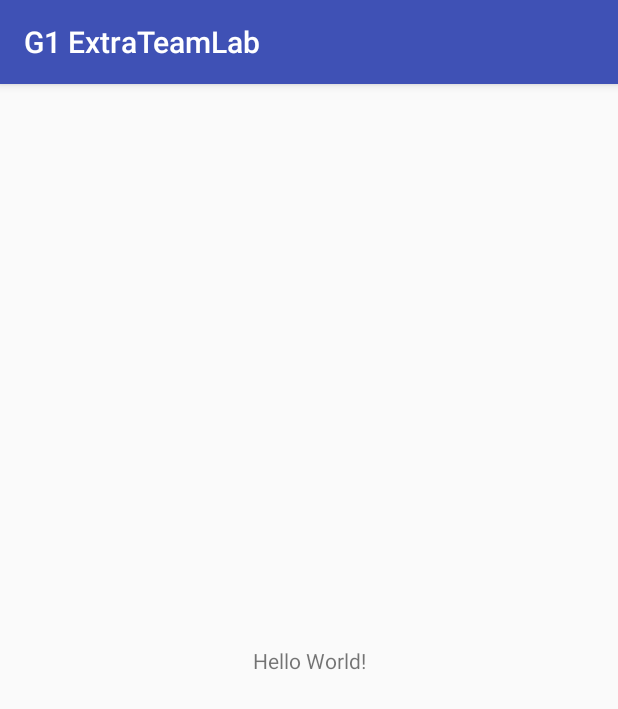
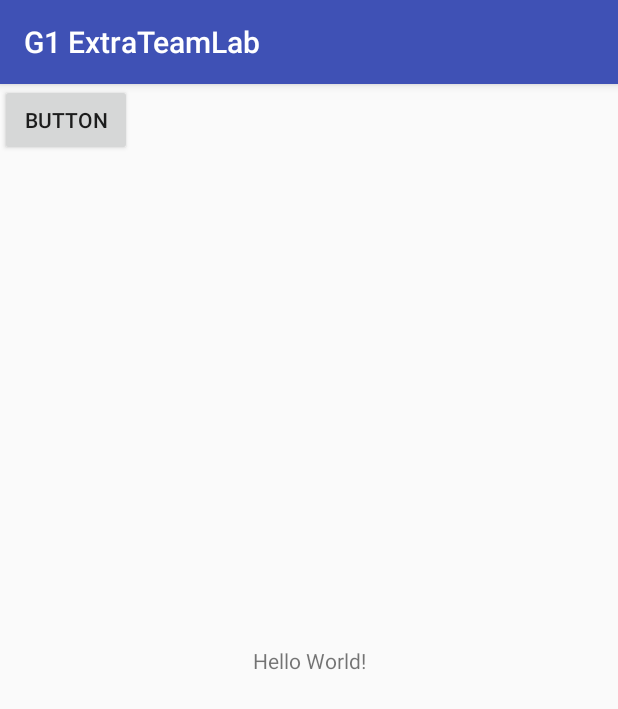
Before and after one commit to funsunac/Playground, an Android app: the screen it shows after launch (MainActivity), on a phone screen of 412 x 824 dp. Shown: the top 709 px of the screen. Run offline under Robolectric (Android 15) with nearby library versions, the phone set to English and light mode, and no system bars.

Commit message:
me added a button

```diff
--- a/app/src/main/res/layout/activity_main.xml
+++ b/app/src/main/res/layout/activity_main.xml
@@ -15,4 +15,12 @@
         app:layout_constraintRight_toRightOf="parent"
         app:layout_constraintTop_toTopOf="parent" />
 
+    <Button
+        android:id="@+id/button"
+        android:layout_width="wrap_content"
+        android:layout_height="wrap_content"
+        android:text="Button"
+        tools:layout_editor_absoluteX="140dp"
+        tools:layout_editor_absoluteY="90dp" />
+
 </android.support.constraint.ConstraintLayout>
```
